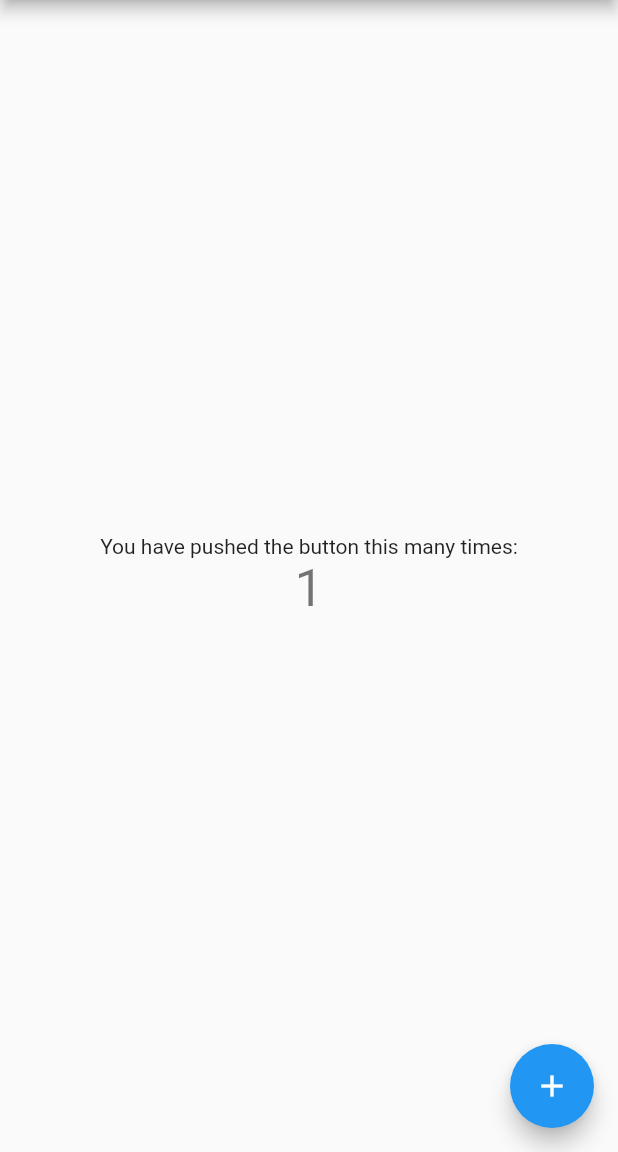
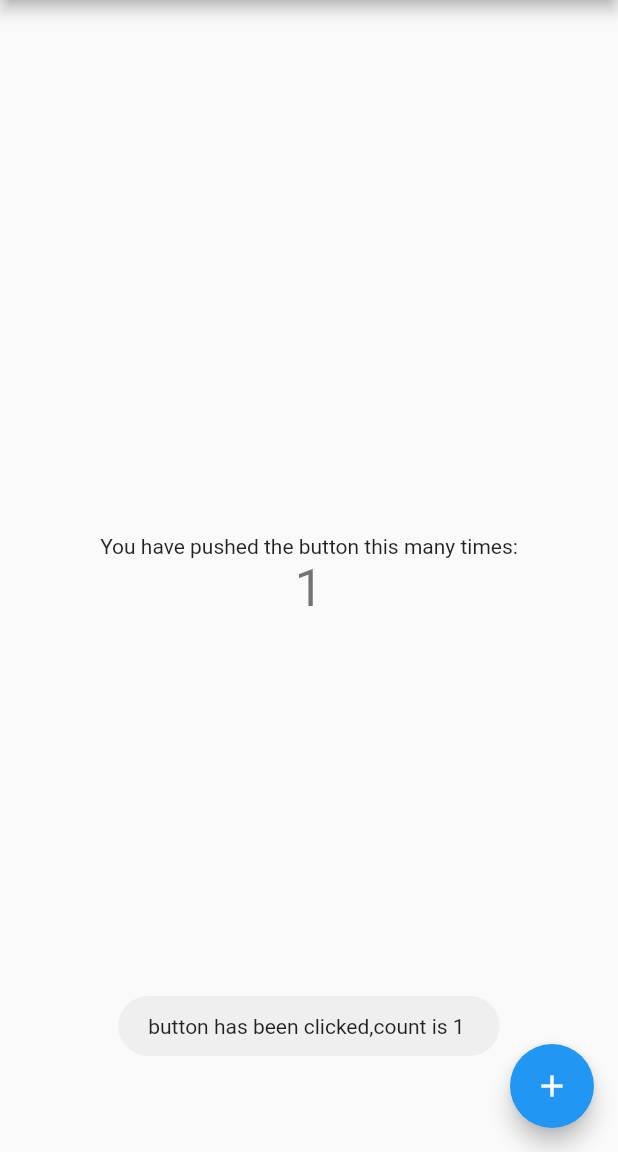
Before and after one commit to emmuaword/KotlinKeyWord, a Flutter app: the screen it shows after launch, after a tap on the "add" icon, on a phone screen of 412 x 824 dp, the part 84-1236 px from its top. Run offline on Flutter 3.47's test engine with Material 2 defaults, Android fonts, the phone set to English and light mode, and no system bars; our stand-ins replace fluttertoast.

```diff
--- a/flutter_library/lib/main.dart
+++ b/flutter_library/lib/main.dart
@@ -1,42 +1,37 @@
+import 'dart:ui';
+
 import 'package:flutter/material.dart';
+import 'package:fluttertoast/fluttertoast.dart';
 
-void main() => runApp(MyApp());
+void main() => runApp(MyApp(window.defaultRouteName));
 
 class MyApp extends StatelessWidget {
-  // This widget is the root of your application.
+  String routeMessage = "";
+
+  MyApp(String routeMessage) {
+    this.routeMessage = routeMessage;
+    Fluttertoast.showToast(msg: routeMessage);
+  }
+
   @override
   Widget build(BuildContext context) {
     return MaterialApp(
       title: 'Flutter Demo',
       theme: ThemeData(
-        // This is the theme of your application.
-        //
-        // Try running your application with "flutter run". You'll see the
-        // application has a blue toolbar. Then, without quitting the app, try
-        // changing the primarySwatch below to Colors.green and then invoke
-        // "hot reload" (press "r" in the console where you ran "flutter run",
-        // or press Run > Flutter Hot Reload in a Flutter IDE). Notice that the
-        // counter didn't reset back to zero; the application is not restarted.
         primarySwatch: Colors.blue,
       ),
-      home: MyHomePage(title: 'Flutter Demo Home Page'),
+      home: MyHomePage(
+        title: 'Flutter Demo Home Page',
+        routeInfo: routeMessage,
+      ),
     );
   }
 }
 
 class MyHomePage extends StatefulWidget {
-  MyHomePage({Key key, this.title}) : super(key: key);
-
-  // This widget is the home page of your application. It is stateful, meaning
-  // that it has a State object (defined below) that contains fields that affect
-  // how it looks.
-
-  // This class is the configuration for the state. It holds the values (in this
-  // case the title) provided by the parent (in this case the App widget) and
-  // used by the build method of the State. Fields in a Widget subclass are
-  // always marked "final".
-
+  MyHomePage({Key key, this.title, this.routeInfo}) : super(key: key);
   final String title;
+  final String routeInfo;
 
   @override
   _MyHomePageState createState() => _MyHomePageState();
@@ -47,47 +42,22 @@ class _MyHomePageState extends State<MyHomePage> {
 
   void _incrementCounter() {
     setState(() {
-      // This call to setState tells the Flutter framework that something has
-      // changed in this State, which causes it to rerun the build method below
-      // so that the display can reflect the updated values. If we changed
-      // _counter without calling setState(), then the build method would not be
-      // called again, and so nothing would appear to happen.
       _counter++;
+      Fluttertoast.showToast(
+          msg: "button has been clicked,count is $_counter "
+          // "\t routeInfo:${widget.routeInfo}"
+          );
     });
   }
 
   @override
   Widget build(BuildContext context) {
-    // This method is rerun every time setState is called, for instance as done
-    // by the _incrementCounter method above.
-    //
-    // The Flutter framework has been optimized to make rerunning build methods
-    // fast, so that you can just rebuild anything that needs updating rather
-    // than having to individually change instances of widgets.
     return Scaffold(
       appBar: AppBar(
-        // Here we take the value from the MyHomePage object that was created by
-        // the App.build method, and use it to set our appbar title.
         title: Text(widget.title),
       ),
       body: Center(
-        // Center is a layout widget. It takes a single child and positions it
-        // in the middle of the parent.
         child: Column(
-          // Column is also a layout widget. It takes a list of children and
-          // arranges them vertically. By default, it sizes itself to fit its
-          // children horizontally, and tries to be as tall as its parent.
-          //
-          // Invoke "debug painting" (press "p" in the console, choose the
-          // "Toggle Debug Paint" action from the Flutter Inspector in Android
-          // Studio, or the "Toggle Debug Paint" command in Visual Studio Code)
-          // to see the wireframe for each widget.
-          //
-          // Column has various properties to control how it sizes itself and
-          // how it positions its children. Here we use mainAxisAlignment to
-          // center the children vertically; the main axis here is the vertical
-          // axis because Columns are vertical (the cross axis would be
-          // horizontal).
           mainAxisAlignment: MainAxisAlignment.center,
           children: <Widget>[
             Text(
--- a/flutter_library/pubspec.yaml
+++ b/flutter_library/pubspec.yaml
@@ -24,9 +24,12 @@ dependencies:
   flutter:
     sdk: flutter
 
+
   # The following adds the Cupertino Icons font to your application.
   # Use with the CupertinoIcons class for iOS style icons.
   cupertino_icons: ^1.0.2
+  #flutter中调用toast
+  fluttertoast: ^8.0.3
 
 dev_dependencies:
   flutter_test:
```
Also changed, not shown: flutter_library/pubspec.lock, 2 other files.
